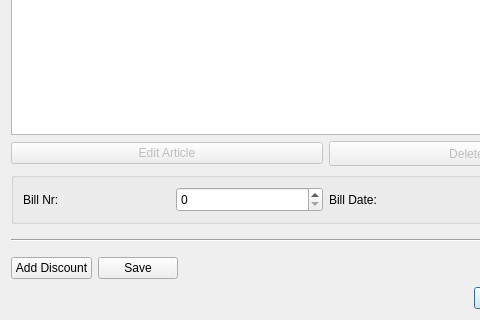
Old version of the form ui/dialogs/billdialog.ui in the repository PhilippParis/BusinessManager; both pictures show x 0 to 480 and y 397 to 717 of the 651 by 717 pixel window.
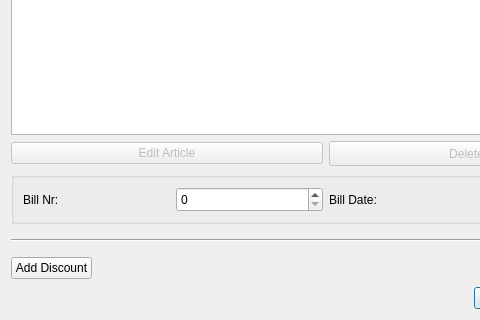
New version of the form. Icons and pictures are not drawn.

The edit to the form file:
```diff
--- a/ui/dialogs/billdialog.ui
+++ b/ui/dialogs/billdialog.ui
@@ -196,17 +196,6 @@
        </property>
       </widget>
      </item>
-     <item>
-      <widget class="QPushButton" name="btnSave">
-       <property name="text">
-        <string>Save</string>
-       </property>
-       <property name="icon">
-        <iconset resource="../../resources.qrc">
-         <normaloff>:/icon/save</normaloff>:/icon/save</iconset>
-       </property>
-      </widget>
-     </item>
      <item>
       <spacer name="horizontalSpacer_4">
        <property name="orientation">
```
